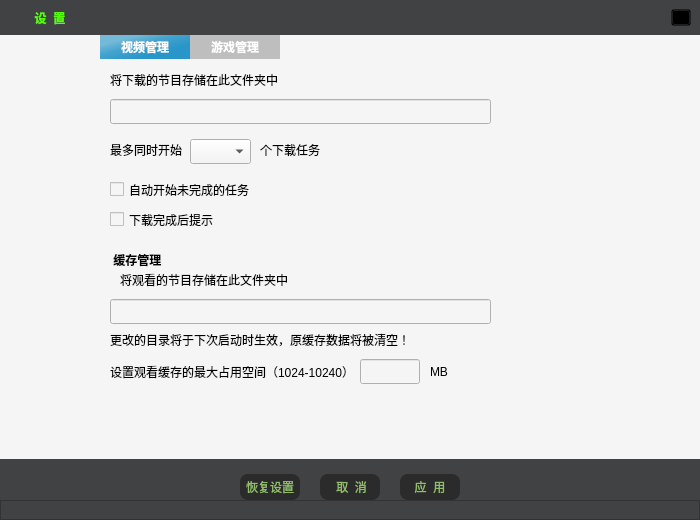
This is VideoPlayer/messagebox/SystemSetting.ui in huizhang556/pc-video-player as Qt 5 draws it before an edit. The edited form follows.
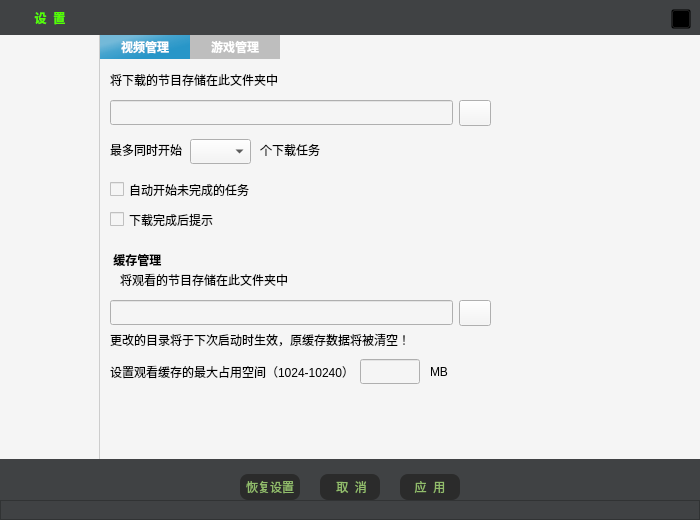
This is the edited form. The open tabs and pages were chosen to show the change. Icons and pictures are not drawn.

The edit to the form file:
```diff
--- a/VideoPlayer/messagebox/SystemSetting.ui
+++ b/VideoPlayer/messagebox/SystemSetting.ui
@@ -92,10 +92,10 @@
 stop:1 rgba(7,208,255, 255));*/
 background-color: rgb(245, 245, 245);
 font-family:&quot;微软雅黑&quot;;
-border:none;/*去掉边框线*/
+border:transparent;/*去掉边框线*/
+border-right:1px solid #cdcdcd;
 icon-size:40px;
 font-size:14px;
-outline:0px;
 }
 
 QListWidget::item
@@ -171,20 +171,37 @@
            </property>
            <layout class="QHBoxLayout" name="horizontalLayout_3">
             <item>
-             <spacer name="horizontalSpacer_5">
-              <property name="orientation">
-               <enum>Qt::Horizontal</enum>
-              </property>
-              <property name="sizeHint" stdset="0">
+             <widget class="QLabel" name="label_warning">
+              <property name="minimumSize">
                <size>
-                <width>448</width>
-                <height>20</height>
+                <width>460</width>
+                <height>0</height>
                </size>
               </property>
-             </spacer>
+              <property name="styleSheet">
+               <string notr="true">QLabel
+{
+padding-left:-150px;/*减去左边设置占用的宽度*/
+color:#ffea00;
+}
+</string>
+              </property>
+              <property name="text">
+               <string/>
+              </property>
+              <property name="alignment">
+               <set>Qt::AlignCenter</set>
+              </property>
+             </widget>
             </item>
             <item>
              <widget class="QPushButton" name="pushButton_close">
+              <property name="minimumSize">
+               <size>
+                <width>0</width>
+                <height>20</height>
+               </size>
+              </property>
               <property name="maximumSize">
                <size>
                 <width>20</width>
@@ -1687,16 +1704,6 @@
                   <string>将下载的节目存储在此文件夹中</string>
                  </property>
                 </widget>
-                <widget class="QLineEdit" name="lineEdit_savevideopath">
-                 <property name="geometry">
-                  <rect>
-                   <x>10</x>
-                   <y>40</y>
-                   <width>381</width>
-                   <height>25</height>
-                  </rect>
-                 </property>
-                </widget>
                 <widget class="QLabel" name="label_80">
                  <property name="geometry">
                   <rect>
@@ -1808,16 +1815,6 @@
                   <string> 缓存管理</string>
                  </property>
                 </widget>
-                <widget class="QLineEdit" name="lineEdit_watchedsavepath">
-                 <property name="geometry">
-                  <rect>
-                   <x>10</x>
-                   <y>240</y>
-                   <width>381</width>
-                   <height>25</height>
-                  </rect>
-                 </property>
-                </widget>
                 <widget class="QLabel" name="label_85">
                  <property name="geometry">
                   <rect>
@@ -1880,6 +1877,114 @@
                   </rect>
                  </property>
                 </widget>
+                <widget class="QWidget" name="layoutWidget">
+                 <property name="geometry">
+                  <rect>
+                   <x>10</x>
+                   <y>40</y>
+                   <width>381</width>
+                   <height>28</height>
+                  </rect>
+                 </property>
+                 <layout class="QHBoxLayout" name="horizontalLayout">
+                  <property name="spacing">
+                   <number>6</number>
+                  </property>
+                  <item>
+                   <widget class="QLineEdit" name="lineEdit_savevideopath">
+                    <property name="minimumSize">
+                     <size>
+                      <width>0</width>
+                      <height>25</height>
+                     </size>
+                    </property>
+                   </widget>
+                  </item>
+                  <item>
+                   <widget class="QPushButton" name="pushButton_v_down_open">
+                    <property name="minimumSize">
+                     <size>
+                      <width>26</width>
+                      <height>26</height>
+                     </size>
+                    </property>
+                    <property name="maximumSize">
+                     <size>
+                      <width>32</width>
+                      <height>26</height>
+                     </size>
+                    </property>
+                    <property name="styleSheet">
+                     <string notr="true">QPushButton
+{
+border-image: url(:/images/icon/all_openfile.png);
+}
+QPushButton:hover
+{
+border-image: url(:/images/icon/all_openfile_hover.png);
+}</string>
+                    </property>
+                    <property name="text">
+                     <string/>
+                    </property>
+                   </widget>
+                  </item>
+                 </layout>
+                </widget>
+                <widget class="QWidget" name="layoutWidget">
+                 <property name="geometry">
+                  <rect>
+                   <x>10</x>
+                   <y>240</y>
+                   <width>381</width>
+                   <height>28</height>
+                  </rect>
+                 </property>
+                 <layout class="QHBoxLayout" name="horizontalLayout_5">
+                  <property name="spacing">
+                   <number>6</number>
+                  </property>
+                  <item>
+                   <widget class="QLineEdit" name="lineEdit_watchedsavepath">
+                    <property name="minimumSize">
+                     <size>
+                      <width>0</width>
+                      <height>25</height>
+                     </size>
+                    </property>
+                   </widget>
+                  </item>
+                  <item>
+                   <widget class="QPushButton" name="pushButton_v_his_open">
+                    <property name="minimumSize">
+                     <size>
+                      <width>26</width>
+                      <height>26</height>
+                     </size>
+                    </property>
+                    <property name="maximumSize">
+                     <size>
+                      <width>32</width>
+                      <height>26</height>
+                     </size>
+                    </property>
+                    <property name="styleSheet">
+                     <string notr="true">QPushButton
+{
+border-image: url(:/images/icon/all_openfile.png);
+}
+QPushButton:hover
+{
+border-image: url(:/images/icon/all_openfile_hover.png);
+}</string>
+                    </property>
+                    <property name="text">
+                     <string/>
+                    </property>
+                   </widget>
+                  </item>
+                 </layout>
+                </widget>
                </widget>
                <widget class="QWidget" name="tab_2">
                 <attribute name="title">
```
Left out of the diff: 192 changed lines with no effect on the pictures.
